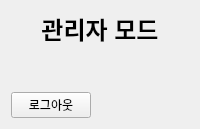
woolimi/soy-factory, file soy-pc/ui/admin_screen.ui: the form before one commit.
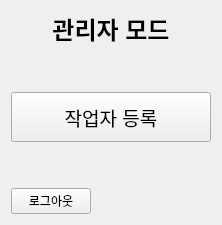
The form after the commit.

Commit message: feat: worker registration

Diff of the .ui file:
```diff
--- a/soy-pc/ui/admin_screen.ui
+++ b/soy-pc/ui/admin_screen.ui
@@ -33,6 +33,37 @@
      </property>
     </spacer>
    </item>
+   <item>
+    <widget class="QPushButton" name="addWorkerButton">
+     <property name="minimumSize">
+      <size>
+       <width>200</width>
+       <height>50</height>
+      </size>
+     </property>
+     <property name="font">
+      <font>
+       <pointsize>14</pointsize>
+      </font>
+     </property>
+     <property name="text">
+      <string>작업자 등록</string>
+     </property>
+    </widget>
+   </item>
+   <item>
+    <spacer name="verticalSpacer_admin2">
+     <property name="orientation">
+      <enum>Qt::Orientation::Vertical</enum>
+     </property>
+     <property name="sizeHint" stdset="0">
+      <size>
+       <width>20</width>
+       <height>40</height>
+      </size>
+     </property>
+    </spacer>
+   </item>
    <item>
     <layout class="QHBoxLayout" name="horizontalLayout_back">
      <item>
```
The commit also changes 2 other files.
